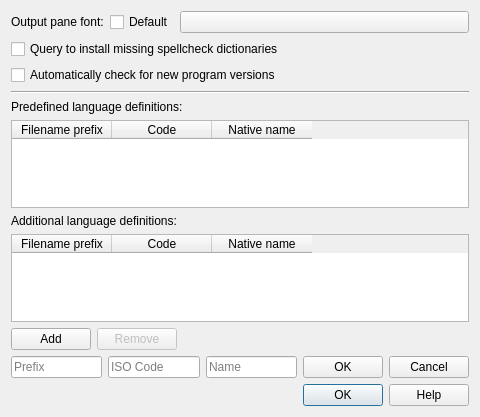
Before: the Qt Designer form qt/data/ConfigDialog.ui in manisandro/gImageReader, drawn with Qt 5.
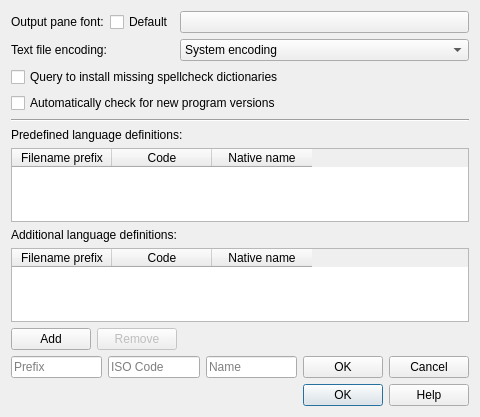
After: the same form once the commit is applied. Icons and pictures are not drawn.

Commit message: [Qt] Add option to select output file encoding

The edit to the form file:
```diff
--- a/qt/data/ConfigDialog.ui
+++ b/qt/data/ConfigDialog.ui
@@ -34,14 +34,14 @@
      </property>
     </widget>
    </item>
-   <item row="1" column="0" colspan="3">
+   <item row="2" column="0" colspan="3">
     <widget class="QCheckBox" name="checkBoxDictInstall">
      <property name="text">
       <string>Query to install missing spellcheck dictionaries</string>
      </property>
     </widget>
    </item>
-   <item row="2" column="0" colspan="3">
+   <item row="3" column="0" colspan="3">
     <widget class="QCheckBox" name="checkBoxUpdateCheck">
      <property name="text">
       <string>Automatically check for new program versions</string>
@@ -55,7 +55,7 @@
      </property>
     </widget>
    </item>
-   <item row="5" column="0" colspan="3">
+   <item row="6" column="0" colspan="3">
     <widget class="QTableWidget" name="tableWidgetPredefLang">
      <property name="horizontalScrollBarPolicy">
       <enum>Qt::ScrollBarAlwaysOff</enum>
@@ -89,28 +89,28 @@
      </column>
     </widget>
    </item>
-   <item row="3" column="0" colspan="3">
-    <widget class="Line" name="line">
-     <property name="orientation">
-      <enum>Qt::Horizontal</enum>
-     </property>
-    </widget>
-   </item>
    <item row="4" column="0" colspan="3">
+    <widget class="Line" name="line">
+     <property name="orientation">
+      <enum>Qt::Horizontal</enum>
+     </property>
+    </widget>
+   </item>
+   <item row="5" column="0" colspan="3">
     <widget class="QLabel" name="labelPredefLang">
      <property name="text">
       <string>Predefined language definitions:</string>
      </property>
     </widget>
    </item>
-   <item row="6" column="0" colspan="3">
+   <item row="7" column="0" colspan="3">
     <widget class="QLabel" name="labelAdditionalLang">
      <property name="text">
       <string>Additional language definitions:</string>
      </property>
     </widget>
    </item>
-   <item row="7" column="0" colspan="3">
+   <item row="8" column="0" colspan="3">
     <widget class="QTableWidget" name="tableWidgetAdditionalLang">
      <property name="horizontalScrollBarPolicy">
       <enum>Qt::ScrollBarAlwaysOff</enum>
@@ -144,7 +144,7 @@
      </column>
     </widget>
    </item>
-   <item row="12" column="0" colspan="3">
+   <item row="13" column="0" colspan="3">
     <widget class="QDialogButtonBox" name="buttonBox">
      <property name="orientation">
       <enum>Qt::Horizontal</enum>
@@ -154,7 +154,7 @@
      </property>
     </widget>
    </item>
-   <item row="10" column="0" colspan="3">
+   <item row="11" column="0" colspan="3">
     <widget class="QWidget" name="widgetAddLang" native="true">
      <layout class="QHBoxLayout" name="horizontalLayoutAddLang">
       <property name="leftMargin">
@@ -206,8 +206,7 @@
         </property>
         <property name="icon">
          <iconset theme="dialog-ok">
-          <normaloff/>
-         </iconset>
+          <normaloff>.</normaloff>.</iconset>
         </property>
        </widget>
       </item>
@@ -218,15 +217,14 @@
         </property>
         <property name="icon">
          <iconset theme="dialog-cancel">
-          <normaloff/>
-         </iconset>
+          <normaloff>.</normaloff>.</iconset>
         </property>
        </widget>
       </item>
      </layout>
     </widget>
    </item>
-   <item row="8" column="0" colspan="3">
+   <item row="9" column="0" colspan="3">
     <widget class="QWidget" name="widgetAddRemoveLang" native="true">
      <layout class="QHBoxLayout" name="horizontalLayoutAddRemoveLang">
       <property name="leftMargin">
@@ -254,8 +252,7 @@
         </property>
         <property name="icon">
          <iconset theme="list-add">
-          <normaloff/>
-         </iconset>
+          <normaloff>.</normaloff>.</iconset>
         </property>
        </widget>
       </item>
@@ -275,8 +272,7 @@
         </property>
         <property name="icon">
          <iconset theme="list-remove">
-          <normaloff/>
-         </iconset>
+          <normaloff>.</normaloff>.</iconset>
         </property>
        </widget>
       </item>
@@ -296,6 +292,27 @@
      </layout>
     </widget>
    </item>
+   <item row="1" column="0" colspan="2">
+    <widget class="QLabel" name="labelEncoding">
+     <property name="text">
+      <string>Text file encoding:</string>
+     </property>
+    </widget>
+   </item>
+   <item row="1" column="2">
+    <widget class="QComboBox" name="comboBoxEncoding">
+     <item>
+      <property name="text">
+       <string>System encoding</string>
+      </property>
+     </item>
+     <item>
+      <property name="text">
+       <string>UTF-8</string>
+      </property>
+     </item>
+    </widget>
+   </item>
   </layout>
  </widget>
  <resources/>
```
The commit also changes 5 other files.
